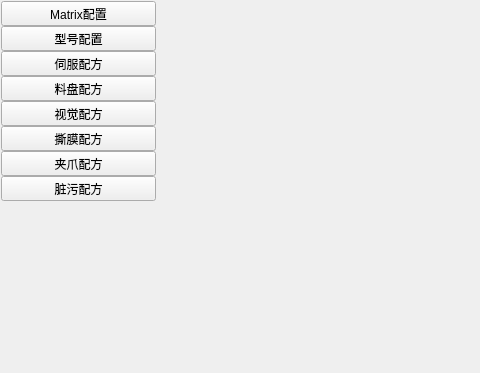
First picture: the form in Plugins/PluginProductSet/WidgetProductSet.ui, repository IPX-192/FilmTear, before the edit; both pictures show x 0 to 480 and y 0 to 373 of the 656 by 483 pixel window.
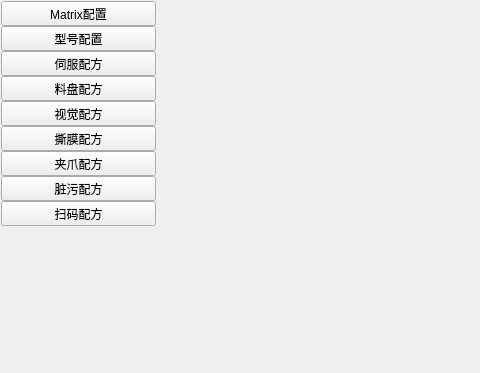
Second picture: the form after the edit.

Diff of the .ui file:
```diff
--- a/Plugins/PluginProductSet/WidgetProductSet.ui
+++ b/Plugins/PluginProductSet/WidgetProductSet.ui
@@ -154,6 +154,19 @@
         </property>
        </widget>
       </item>
+      <item>
+       <widget class="QToolButton" name="btnScan_9">
+        <property name="sizePolicy">
+         <sizepolicy hsizetype="Expanding" vsizetype="Fixed">
+          <horstretch>0</horstretch>
+          <verstretch>0</verstretch>
+         </sizepolicy>
+        </property>
+        <property name="text">
+         <string>扫码配方</string>
+        </property>
+       </widget>
+      </item>
       <item>
        <spacer name="verticalSpacer_2">
         <property name="orientation">
```
